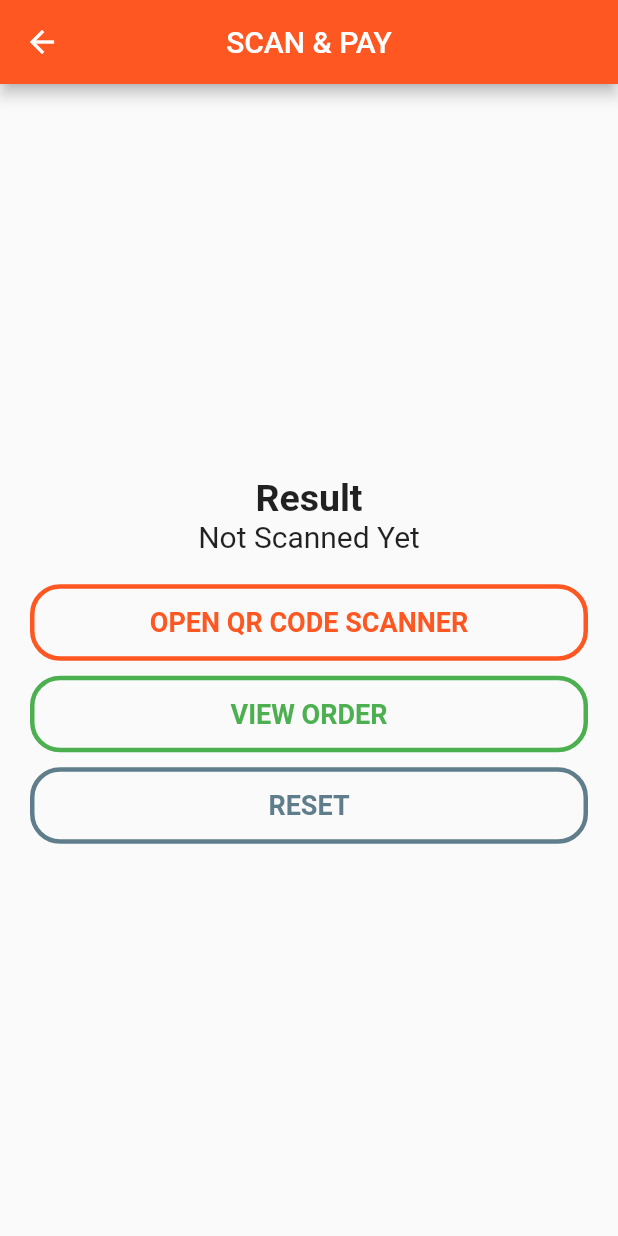
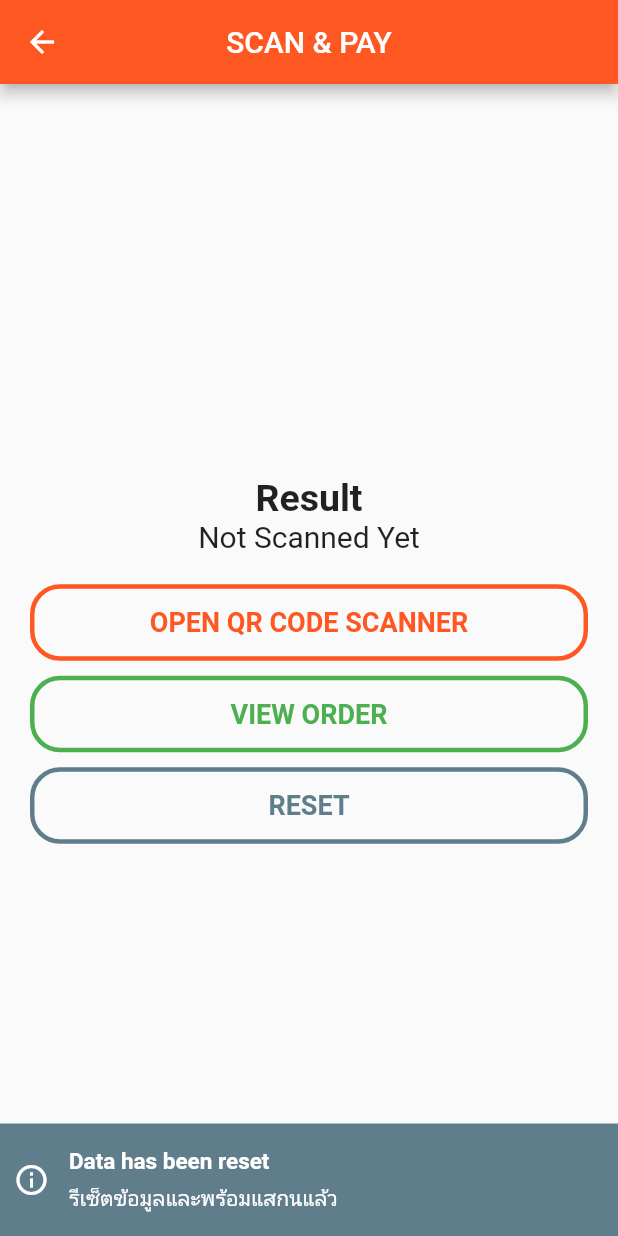
Before and after one commit to Thossakrai/smoeng_admin_app, a Flutter app: the ScanPage screen opened directly, after a tap on "RESET", on a phone screen of 412 x 824 dp. Run offline on Flutter 3.47's test engine with Material 2 defaults, Android fonts, the light colour scheme and no system bars; our stand-ins replace awesome_dialog, cloud_firestore, flushbar; missing offline and left inert: barcode_scan; accounts and stored records are empty; network calls fail.

Commit message:
Added Snackbas in Scan Page

```diff
--- a/lib/main.dart
+++ b/lib/main.dart
@@ -1,6 +1,5 @@
 import 'package:flutter/material.dart';
 import 'package:smoeng_uniform_admin/scan.dart';
-import 'package:smoeng_uniform_admin/verify.dart';
 
 void main() {
   runApp(MyApp());
@@ -15,7 +14,7 @@ class MyApp extends StatelessWidget {
           primarySwatch: Colors.deepOrange,
           visualDensity: VisualDensity.adaptivePlatformDensity,
         ),
-        home: MyHomePage(title: 'Pre-order Management System'),
+        home: MyHomePage(title: 'Pre-ordering Management System'),
         debugShowCheckedModeBanner: false);
   }
 }
--- a/lib/scan.dart
+++ b/lib/scan.dart
@@ -1,5 +1,6 @@
 import 'dart:convert';
 import 'package:awesome_dialog/awesome_dialog.dart';
+import 'package:flushbar/flushbar.dart';
 import 'package:flutter/material.dart';
 import 'package:barcode_scan/barcode_scan.dart';
 import 'package:smoeng_uniform_admin/verify.dart';
@@ -10,6 +11,7 @@ class ScanPage extends StatefulWidget {
 }
 
 class _ScanPageState extends State<ScanPage> {
+  int snackBarDuration = 3;
   String qrCodeResult = "Not Scanned Yet";
   String userId;
   String orderId;
@@ -112,6 +114,16 @@ class _ScanPageState extends State<ScanPage> {
                     orderId = null;
                     userId = null;
                   });
+                  Flushbar(
+                    title: 'Data has been reset',
+                    message: 'รีเซ็ตข้อมูลและพร้อมแสกนแล้ว',
+                    duration: Duration(seconds: snackBarDuration),
+                    icon: Icon(
+                      Icons.info_outline,
+                      color: Colors.white,
+                    ),
+                    backgroundColor: Colors.blueGrey,
+                  )..show(context);
                 },
                 child: Text(
                   "RESET",
```
Also changed, not shown: lib/Domain/GetOrder.dart (+8 -5 lines), lib/verify.dart (+5 -4 lines), 2 other files.
